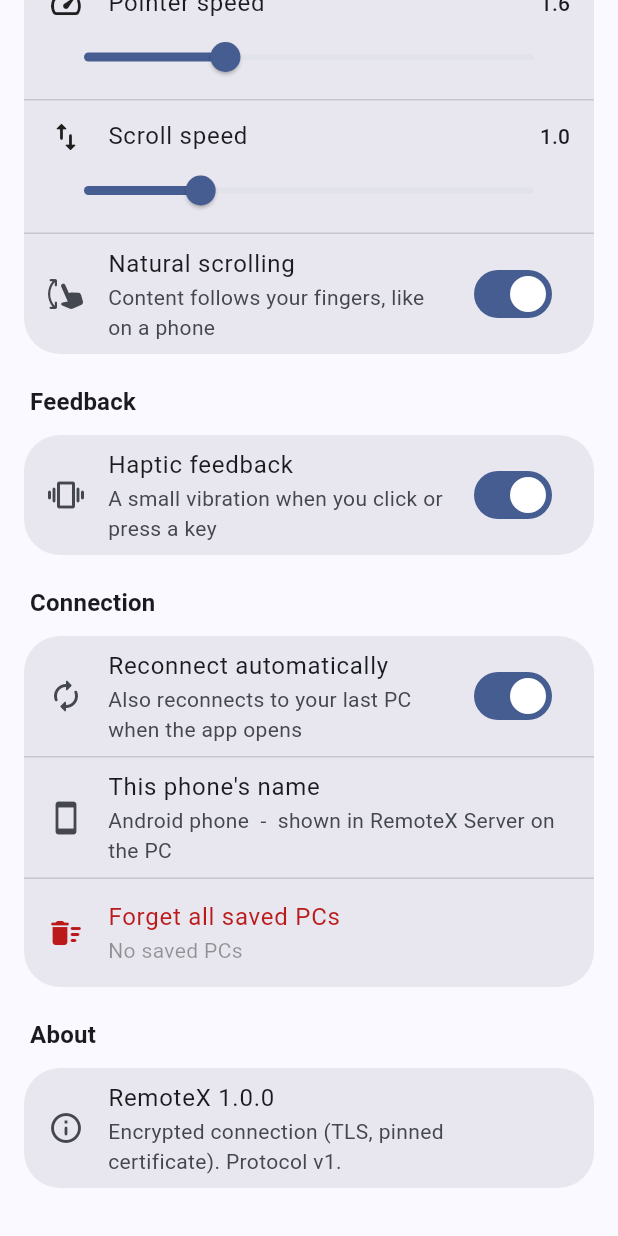
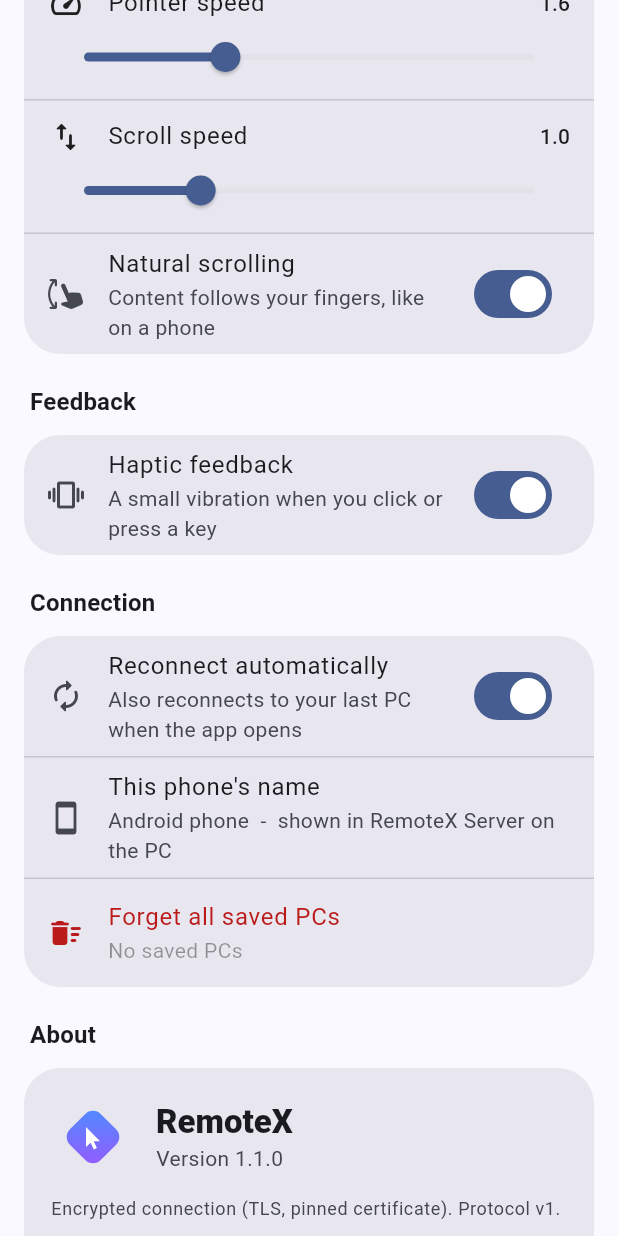
Before and after one commit to sabbirahmed77708-sudo/Remote-Mouse-, a Flutter app: the SettingsScreen widget shown alone on an empty page, opened directly, scrolled down 254 dp, on a phone screen of 412 x 824 dp. Run offline on Flutter 3.47's test engine with Material 3 defaults, Android fonts, the phone set to English and light mode, and no system bars; our stand-ins replace shared_preferences; missing offline and left inert: mobile_scanner; accounts and stored records are empty.

Commit message:
New logo, in-app update check, smaller split APKs, minSdk 24, stable signing key
Co-Authored-By: Claude Sonnet 5.5 <noreply@anthropic.com>
Claude-Session: https://claude.ai/code/session_013iw55zvU1QLCE7BQsbsGYj

```diff
--- a/remotex/app/lib/screens/settings_screen.dart
+++ b/remotex/app/lib/screens/settings_screen.dart
@@ -1,7 +1,10 @@
 import 'package:flutter/material.dart';
+import 'package:url_launcher/url_launcher.dart';
 
 import '../app_scope.dart';
+import '../services/update_service.dart';
 import '../widgets/common.dart';
+import '../widgets/logo.dart';
 
 class SettingsScreen extends StatelessWidget {
   const SettingsScreen({super.key});
@@ -109,13 +112,7 @@ class SettingsScreen extends StatelessWidget {
               ),
             ),
             const SectionTitle('About'),
-            const _Card(
-              child: ListTile(
-                leading: Icon(Icons.info_outline_rounded),
-                title: Text('RemoteX 1.0.0'),
-                subtitle: Text('Encrypted connection (TLS, pinned certificate). Protocol v1.'),
-              ),
-            ),
+            const _Card(child: _AboutCard()),
           ],
         );
       },
@@ -220,3 +217,134 @@ class _SliderTile extends StatelessWidget {
     );
   }
 }
+
+class _AboutCard extends StatefulWidget {
+  const _AboutCard();
+
+  @override
+  State<_AboutCard> createState() => _AboutCardState();
+}
+
+class _AboutCardState extends State<_AboutCard> {
+  bool _checking = false;
+  UpdateInfo? _info;
+  String? _error;
+
+  Future<void> _check() async {
+    setState(() {
+      _checking = true;
+      _error = null;
+    });
+    try {
+      final info = await checkForUpdate();
+      if (!mounted) return;
+      setState(() => _info = info);
+    } on UpdateException catch (e) {
+      if (!mounted) return;
+      setState(() {
+        _info = null;
+        _error = e.message;
+      });
+    } finally {
+      if (mounted) setState(() => _checking = false);
+    }
+  }
+
+  Future<void> _open(String url) async {
+    var ok = false;
+    try {
+      ok = await launchUrl(Uri.parse(url), mode: LaunchMode.externalApplication);
+    } catch (_) {}
+    if (!ok && mounted) showSnack(context, 'Could not open the browser. Open $kReleasesPage yourself.', error: true);
+  }
+
+  @override
+  Widget build(BuildContext context) {
+    final cs = Theme.of(context).colorScheme;
+    final text = Theme.of(context).textTheme;
+    final info = _info;
+    return Padding(
+      padding: const EdgeInsets.all(18),
+      child: Column(
+        crossAxisAlignment: CrossAxisAlignment.start,
+        children: [
+          Row(
+            children: [
+              const LogoMark(size: 56),
+              const SizedBox(width: 14),
+              Expanded(
+                child: Column(
+                  crossAxisAlignment: CrossAxisAlignment.start,
+                  children: [
+                    Text('RemoteX', style: text.titleLarge?.copyWith(fontWeight: FontWeight.w800)),
+                    Text('Version $kAppVersion', style: text.bodyMedium?.copyWith(color: cs.onSurfaceVariant)),
+                  ],
+                ),
+              ),
+            ],
+          ),
+          const SizedBox(height: 12),
+          Text('Encrypted connection (TLS, pinned certificate). Protocol v1.',
+              style: text.bodySmall?.copyWith(color: cs.onSurfaceVariant)),
+          const SizedBox(height: 14),
+          if (info != null && info.available) ...[
+            Container(
+              width: double.infinity,
+              padding: const EdgeInsets.all(14),
+              decoration: BoxDecoration(color: cs.primaryContainer, borderRadius: BorderRadius.circular(18)),
+              child: Column(
+                crossAxisAlignment: CrossAxisAlignment.start,
+                children: [
+                  Text('Update available: ${info.latest}',
+                      style: text.titleSmall?.copyWith(color: cs.onPrimaryContainer, fontWeight: FontWeight.w700)),
+                  if (info.notes.isNotEmpty) ...[
+                    const SizedBox(height: 6),
+                    Text(info.notes,
+                        maxLines: 6,
+                        overflow: TextOverflow.ellipsis,
+                        style: text.bodySmall?.copyWith(color: cs.onPrimaryContainer)),
+                  ],
+                ],
+              ),
+            ),
+            const SizedBox(height: 10),
+            FilledButton.icon(
+              onPressed: () => _open(info.apkUrl ?? info.pageUrl),
+              icon: const Icon(Icons.download_rounded),
+              label: const Text('Download update'),
+            ),
+            const SizedBox(height: 4),
+            Text('Open the downloaded file to install it over this version. Your paired PCs are kept.',
+                style: text.bodySmall?.copyWith(color: cs.outline)),
+          ] else ...[
+            if (info != null)
+              Padding(
+                padding: const EdgeInsets.only(bottom: 10),
+                child: Row(
+                  children: [
+                    Icon(Icons.check_circle_rounded, color: cs.primary, size: 20),
+                    const SizedBox(width: 8),
+                    Text('You have the latest version.', style: text.bodyMedium),
+                  ],
+                ),
+              ),
+            if (_error != null)
+              Padding(
+                padding: const EdgeInsets.only(bottom: 10),
+                child: Text(_error!, style: text.bodyMedium?.copyWith(color: cs.error)),
+              ),
+            FilledButton.tonalIcon(
+              onPressed: _checking ? null : _check,
+              icon: _checking
+                  ? const SizedBox(width: 18, height: 18, child: CircularProgressIndicator(strokeWidth: 2))
+                  : const Icon(Icons.system_update_rounded),
+              label: Text(_checking ? 'Checking...' : 'Check for updates'),
+            ),
+          ],
+          const SizedBox(height: 4),
+          TextButton(onPressed: () => _open(kReleasesPage), child: const Text('All versions on GitHub')),
+        ],
+      ),
+    );
+  }
+}
--- /dev/null
+++ b/remotex/app/lib/widgets/logo.dart
@@ -0,0 +1,48 @@
+import 'package:flutter/material.dart';
+
+/// RemoteX mark: a rounded diamond with a pointer. Same shape as the launcher icon.
+class LogoMark extends StatelessWidget {
+  const LogoMark({super.key, this.size = 48});
+  final double size;
+
+  @override
+  Widget build(BuildContext context) => CustomPaint(size: Size.square(size), painter: _LogoPainter());
+}
+
+class _LogoPainter extends CustomPainter {
+  @override
+  void paint(Canvas canvas, Size size) {
+    final k = size.width / 108;
+    canvas.save();
+    canvas.scale(k);
+    // diamond (a rounded square turned 45 degrees)
+    canvas.save();
+    canvas.translate(54, 54);
+    canvas.rotate(0.7853981633974483);
+    canvas.translate(-54, -54);
+    final rect = RRect.fromRectAndRadius(const Rect.fromLTWH(26, 26, 56, 56), const Radius.circular(14));
+    final paint = Paint()
+      ..shader = const LinearGradient(
+        begin: Alignment.topLeft,
+        end: Alignment.bottomRight,
+        colors: [Color(0xFF4F8CFF), Color(0xFF965AFF)],
+      ).createShader(const Rect.fromLTWH(26, 26, 56, 56));
+    canvas.drawRRect(rect, paint);
+    canvas.restore();
+    // pointer
+    final p = Path()
+      ..moveTo(45, 41)
+      ..lineTo(45, 67)
+      ..lineTo(51, 61.5)
+      ..lineTo(55, 70)
+      ..lineTo(59, 68)
+      ..lineTo(55, 59.5)
+      ..lineTo(63, 59.5)
+      ..close();
+    canvas.drawPath(p, Paint()..color = Colors.white);
+    canvas.restore();
+  }
+
+  @override
+  bool shouldRepaint(covariant CustomPainter oldDelegate) => false;
+}
--- a/remotex/app/pubspec.yaml
+++ b/remotex/app/pubspec.yaml
@@ -1,7 +1,7 @@
 name: remotex
 description: Use your Android phone as a wireless mouse, keyboard and media remote for a Windows PC.
 publish_to: "none"
-version: 1.0.0+1
+version: 1.1.0+2
 
 environment:
   sdk: ^3.5.0
@@ -12,6 +12,7 @@ dependencies:
   crypto: ^3.0.5
   shared_preferences: ^2.3.2
   mobile_scanner: ^6.0.2
+  url_launcher: ^6.3.1
 
 dev_dependencies:
   flutter_test:
```
Also changed, not shown: remotex/app/lib/screens/home_screen.dart (+2 -12 lines), remotex/app/lib/services/update_service.dart (added, +100 -0 lines), 7 other files.
